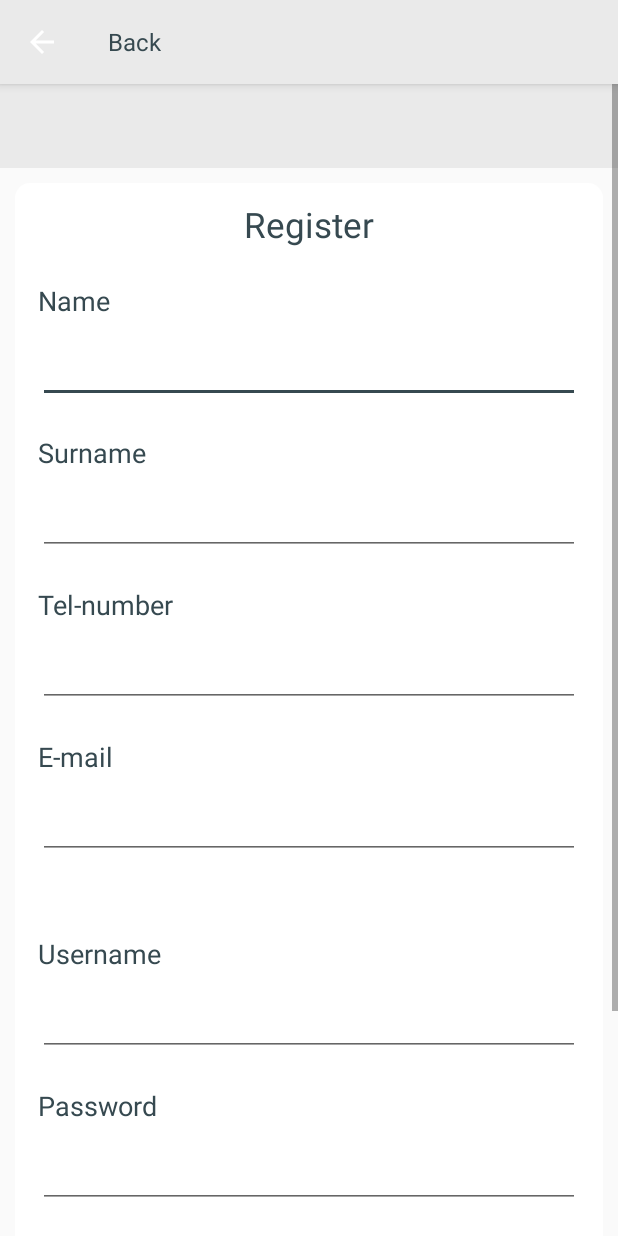
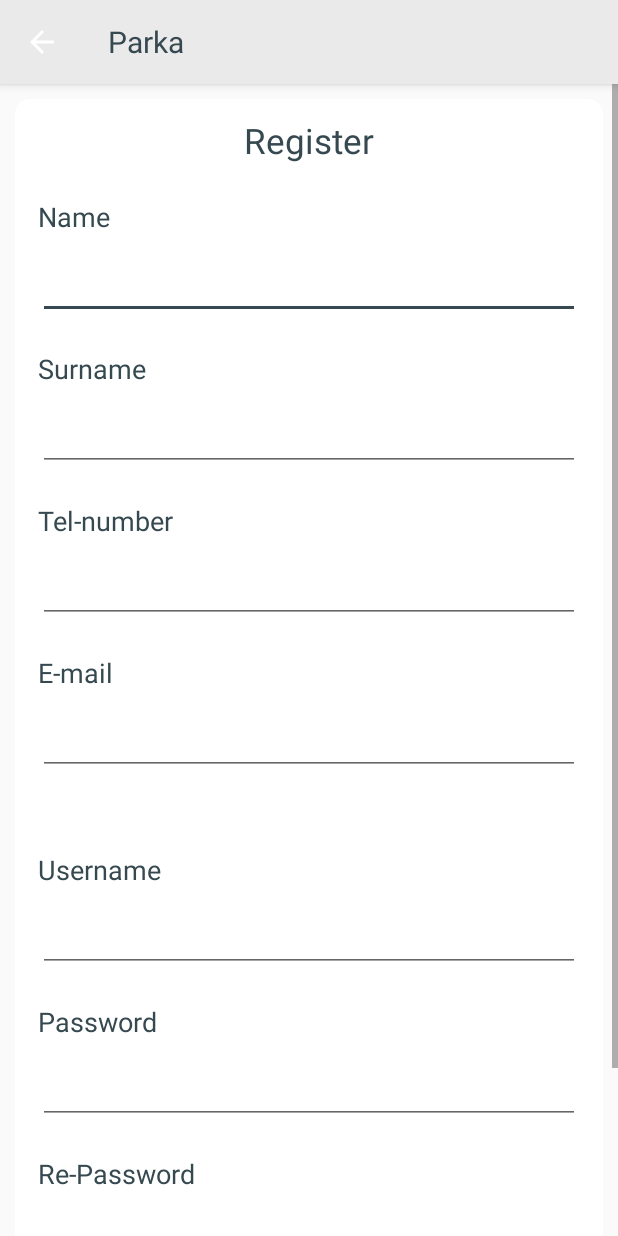
Before and after one commit to harajuku789/Parka, an Android app: the screen it shows after launch (RegisterActivity), after a tap on "REGISTER", on a phone screen of 412 x 824 dp. Run offline under Robolectric (Android 15) with nearby library versions, the phone set to English and light mode, and no system bars; libraries missing offline, so code that uses them is left out: libs.mjn.prettydialog.

Commit message:
add navigation menu, edit ActtionBar, but icon for back page is white, i will do that to dark color again.

```diff
--- a/app/src/main/AndroidManifest.xml
+++ b/app/src/main/AndroidManifest.xml
@@ -10,7 +10,7 @@
         android:roundIcon="@mipmap/ic_launcher_round"
         android:supportsRtl="true"
         android:theme="@style/AppTheme">
-        <activity android:name=".activity.MainActivity" android:theme="@style/AppTheme.NoActionBar">
+        <activity android:name=".activity.MainActivity">
             <intent-filter>
                 <action android:name="android.intent.action.MAIN" />
 
--- a/app/src/main/java/com/iplds/minimintji/iplds/activity/MainActivity.java
+++ b/app/src/main/java/com/iplds/minimintji/iplds/activity/MainActivity.java
@@ -44,6 +44,8 @@ public class MainActivity extends AppCompatActivity {
 
         etUserName.addTextChangedListener(LoginTextWatcher);
         etPassword.addTextChangedListener(LoginTextWatcher);
+
+        getSupportActionBar().hide();
 
     }
 
--- a/app/src/main/java/com/iplds/minimintji/iplds/activity/RegisterActivity.java
+++ b/app/src/main/java/com/iplds/minimintji/iplds/activity/RegisterActivity.java
@@ -58,24 +58,6 @@ public class RegisterActivity extends AppCompatActivity {
         etInputPassword = (TextInputLayout) findViewById(R.id.etInputPassword);
         etInputRePassword = (TextInputLayout) findViewById(R.id.etInputRePassword);
 
-        //----- ToolBar -----
-        toolbar = (android.support.v7.widget.Toolbar) findViewById(R.id.toolbarBack);
-        setSupportActionBar(toolbar);
-
-        drawerLayout = (DrawerLayout) findViewById(R.id.drawerLayout_register);
-        actionBarDrawerToggle = new ActionBarDrawerToggle(
-                RegisterActivity.this,
-                drawerLayout,
-                R.string.open_drawer,
-                R.string.cloes_drawer);
-
-        drawerLayout.setDrawerListener(actionBarDrawerToggle);
-
-        getSupportActionBar().setHomeButtonEnabled(true);
-        getSupportActionBar().setDisplayHomeAsUpEnabled(true);
-
-        getSupportActionBar().setTitle("Back");
-        //--------------------
     }
 
     private boolean ValidateName() {
--- a/app/src/main/res/layout/activity_help.xml
+++ b/app/src/main/res/layout/activity_help.xml
@@ -16,8 +16,6 @@
             android:layout_height="match_parent"
             android:orientation="vertical"
             android:layout_marginBottom="@dimen/first_margin_buttom">
-
-            <include layout="@layout/toolbar_backpage"/>
 
             <LinearLayout
                 android:layout_width="match_parent"
--- a/app/src/main/res/layout/activity_register.xml
+++ b/app/src/main/res/layout/activity_register.xml
@@ -15,8 +15,6 @@
             android:layout_width="match_parent"
             android:layout_height="wrap_content"
             android:orientation="vertical">
-
-            <include layout="@layout/toolbar_backpage" />
 
             <LinearLayout
                 android:layout_width="match_parent"
--- a/app/src/main/res/values/styles.xml
+++ b/app/src/main/res/values/styles.xml
@@ -10,6 +10,7 @@
 
     <style name="TextAppearance.AppCompat.Widget.ActionBar.Title" parent="@android:style/TextAppearance">
         <item name="android:textColor">@color/colorAccent</item>
+        <item name="android:textSize">20dp</item>
     </style>
 
     <style name="header_font_size">
```
Also changed, not shown: app/src/main/java/com/iplds/minimintji/iplds/activity/HelpActivity.java (+2 -16 lines), app/src/main/java/com/iplds/minimintji/iplds/activity/HomeActivity.java (+26 -19 lines).
